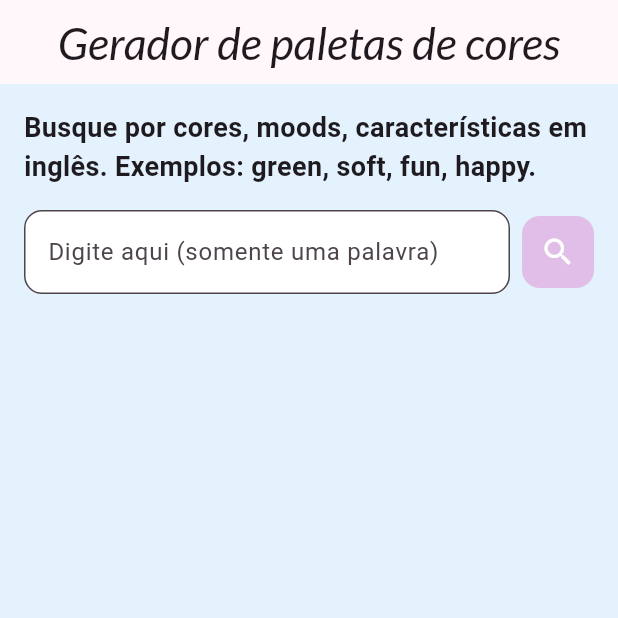
After one commit to barbarastella/pm-todolist, a Flutter app: the Paleta screen opened directly, after a tap on the "search" icon, on a phone screen of 412 x 824 dp, the top half of it. The commit adds this screen. Run offline on Flutter 3.47's test engine with Material 3 defaults, Android fonts, the phone set to English and light mode, and no system bars; our stand-ins replace google_fonts, sqflite, transparent_image; accounts and stored records are empty; network calls fail.

Commit message:
feat: página de geração de paletas de cores a partir de um termo de busca consumindo API do colormagic

```diff
--- /dev/null
+++ b/lib/screens/paleta/paleta.dart
@@ -0,0 +1,166 @@
+import 'dart:convert';
+import 'package:flutter/material.dart';
+import 'package:http/http.dart' as http;
+
+class Paleta extends StatefulWidget {
+  @override
+  State<StatefulWidget> createState() {
+    return _PaletaState();
+  }
+}
+
+class _PaletaState extends State<Paleta> {
+  final TextEditingController _paletaController = TextEditingController();
+
+  List<dynamic> _paletas = [];
+  bool _carregando = false;
+  String _mensagem = "";
+
+  Color _hexToColor(String hexColor) {
+    final hexCode = hexColor.replaceAll('#', '');
+    return Color(int.parse('FF$hexCode', radix: 16));
+  }
+
+  @override
+  Widget build(BuildContext context) {
+    return Scaffold(
+      appBar: AppBar(
+        title: Text("Gerador de paletas de cores"),
+        centerTitle: true,
+      ),
+      body: SingleChildScrollView(
+        child: Padding(
+          padding: EdgeInsets.all(16.0),
+          child: Column(
+            children: <Widget>[
+              Text(
+                "Busque por cores, moods, características em inglês. Exemplos: green, soft, fun, happy.",
+                style: TextStyle(fontSize: 18.0, fontWeight: FontWeight.bold),
+              ),
+              SizedBox(height: 16.0),
+              Row(
+
+                children: [
+                  Expanded(
+                    child: TextField(
+                      controller: _paletaController,
+                      keyboardType: TextInputType.text,
+                      decoration: InputDecoration(
+                        labelText: "Digite aqui (somente uma palavra)",
+                        fillColor: Colors.white,
+                        filled: true,
+                        border: OutlineInputBorder(
+                          borderRadius: BorderRadius.circular(12.0),
+                        ),
+                      ),
+                    ),
+                  ),
+                  SizedBox(width: 8.0),
+                  IconButton(
+                    onPressed: _buscaPaleta,
+                      icon: Icon(Icons.search),
+                    style: IconButton.styleFrom(
+                      backgroundColor: Colors.purple[100],
+                      foregroundColor: Colors.white,
+                      padding: EdgeInsets.all(12.0),
+                      shape: RoundedRectangleBorder(borderRadius: BorderRadius.circular(12.0)),
+                    ),
+                  ),
+                ],
+              ),
+              SizedBox(height: 24.0),
+              if (_carregando) CircularProgressIndicator(),
+              if (_mensagem.isNotEmpty && !_carregando)
+                Text(_mensagem,
+                  style: TextStyle(fontSize: 16.0, color: Colors.red),
+                ),
+              if (!_carregando && _paletas.isNotEmpty)
+                Column(
+                  children: _paletas.map((paleta) {
+                    final String titulo = paleta['text'] ?? "Sem título";
+                    final List<dynamic> coresHex = paleta['colors'] ?? [];
+                    return Container (
+                      padding: const EdgeInsets.all(12.0),
+                        margin: EdgeInsets.only(bottom: 12.0),
+                        decoration: BoxDecoration(
+                          color: Colors.white,
+                          borderRadius: BorderRadius.circular(12.0),
+                        ),
+                      child: Column(
+                        crossAxisAlignment: CrossAxisAlignment.start,
+                        children: [
+                          Text(
+                            titulo.trim(),
+                            style: TextStyle(
+                              fontSize: 18.0,
+                              color: Colors.black
+                            ),
+                          ),
+                          SizedBox(height: 8.0),
+                          ClipRRect(
+                            borderRadius: BorderRadius.circular(12.0),
+                            child: Row(
+                              children: coresHex.map((hex) {
+                                return Expanded(
+                                  child: Container(
+                                    height: 50.0,
+                                    color: _hexToColor(hex.toString()),
+                                  ),
+                                );
+                              }).toList(),
+                            ),
+                          ),
+                        ],
+                      )
+                    );
+                  }).toList(),
+                ),
+            ],
+          ),
+        ),
+      ),
+    );
+  }
+
+  Future<void> _buscaPaleta() async {
+    FocusScope.of(context).unfocus();
+
+    final String busca = _paletaController.text.trim();
+    final response = await http.get(Uri.parse('https://colormagic.app/api/palette/search?q=$busca'));
+
+    if (busca.isEmpty) return;
+
+    setState(() {
+      _carregando = true;
+      _mensagem = "";
+      _paletas = [];
+    });
+
+    try {
+      final response = await http.get(Uri.parse('https://colormagic.app/api/palette/search?q=$busca'));
+
+      if (response.statusCode == 200) {
+        final List<dynamic> jsonResponse = json.decode(response.body);
+
+        print("\n\n\njsonresponse___$jsonResponse");
+
+        setState(() {
+          if (jsonResponse.isEmpty) _mensagem = "ERRO: Nenhuma paleta encontrada para este termo!";
+          else _paletas = jsonResponse.take(4).toList();
+
+          _carregando = false;
+        });
+      } else {
+        setState(() {
+          _mensagem = "ERRO: Não foi possível buscar as paletas!";
+          _carregando = false;
+        });
+      }
+    } catch (e) {
+      setState(() {
+        _mensagem = "Erro de conexão. Verifique sua internet.";
+        _carregando = false;
+      });
+    }
+  }
+}
```
Also changed, not shown: lib/menu.dart (+7 -2 lines).
